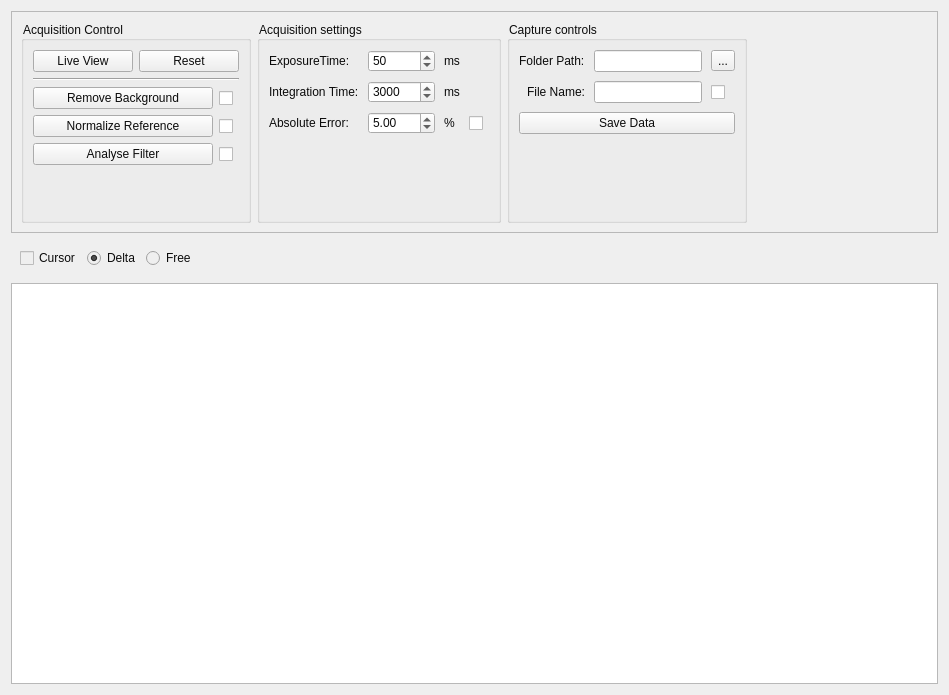
Qt form gui/views/filterViewUiDark.ui (PyMarc2/OceanOpticsSpectroViewer) before a commit.
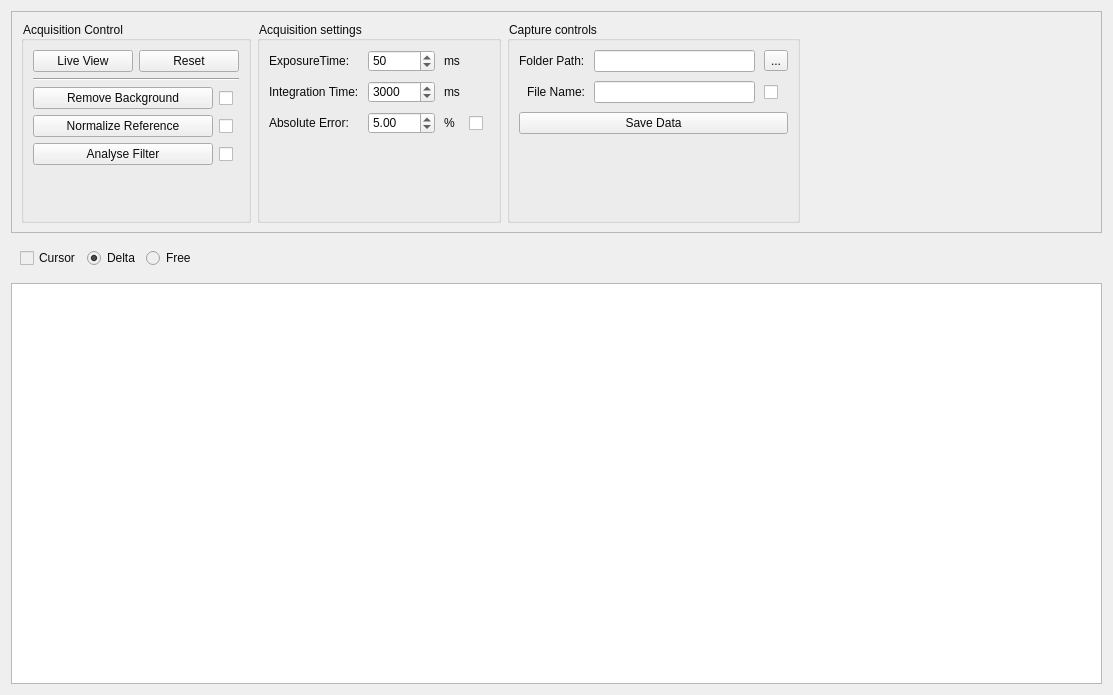
The same form after that commit. Custom widgets are drawn as their Qt base class.

Commit message: Crude Save Data Implemented

Diff of the .ui file:
```diff
--- a/gui/views/filterViewUiDark.ui
+++ b/gui/views/filterViewUiDark.ui
@@ -6,7 +6,7 @@
    <rect>
     <x>0</x>
     <y>0</y>
-    <width>949</width>
+    <width>1113</width>
     <height>695</height>
    </rect>
   </property>
@@ -581,6 +581,12 @@
           <verstretch>0</verstretch>
          </sizepolicy>
         </property>
+        <property name="minimumSize">
+         <size>
+          <width>0</width>
+          <height>0</height>
+         </size>
+        </property>
         <property name="maximumSize">
          <size>
           <width>1000000</width>
@@ -649,20 +655,29 @@
             </widget>
            </item>
            <item row="0" column="2">
-            <widget class="QLineEdit" name="le_folerPath">
+            <widget class="QLineEdit" name="le_folderPath">
+             <property name="enabled">
+              <bool>true</bool>
+             </property>
              <property name="sizePolicy">
               <sizepolicy hsizetype="Preferred" vsizetype="Fixed">
-               <horstretch>0</horstretch>
+               <horstretch>2</horstretch>
                <verstretch>0</verstretch>
               </sizepolicy>
              </property>
+             <property name="readOnly">
+              <bool>true</bool>
+             </property>
+             <property name="clearButtonEnabled">
+              <bool>false</bool>
+             </property>
             </widget>
            </item>
            <item row="1" column="2">
             <widget class="QLineEdit" name="le_fileName">
              <property name="sizePolicy">
               <sizepolicy hsizetype="Preferred" vsizetype="Fixed">
-               <horstretch>0</horstretch>
+               <horstretch>2</horstretch>
                <verstretch>0</verstretch>
               </sizepolicy>
              </property>
```
Left out of the diff: 2 changed lines with no effect on the pictures. The commit also changes 1 other file.
